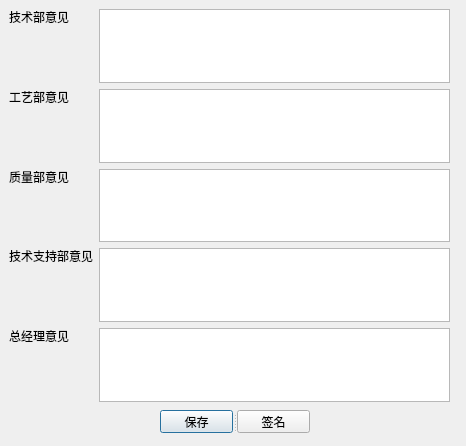
First picture: the form in idea.ui, repository xeeboy/PartsReview, before the edit.
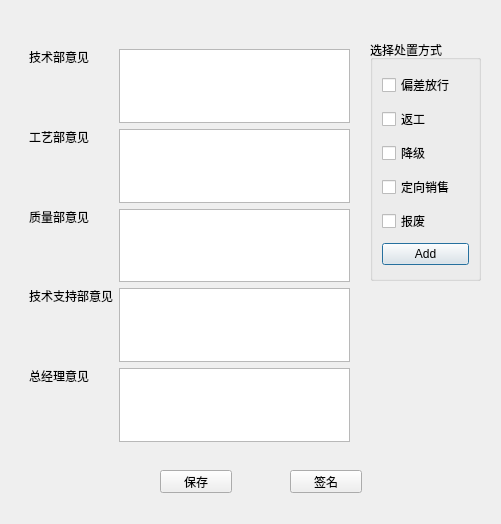
Second picture: the form after the edit. Icons and pictures are not drawn.

What changed in the file:
```diff
--- a/idea.ui
+++ b/idea.ui
@@ -6,8 +6,8 @@
    <rect>
     <x>0</x>
     <y>0</y>
-    <width>466</width>
-    <height>446</height>
+    <width>501</width>
+    <height>524</height>
    </rect>
   </property>
   <property name="windowTitle">
@@ -20,8 +20,8 @@
   <widget class="QLabel" name="label">
    <property name="geometry">
     <rect>
-     <x>9</x>
-     <y>9</y>
+     <x>29</x>
+     <y>49</y>
      <width>60</width>
      <height>16</height>
     </rect>
@@ -33,9 +33,9 @@
   <widget class="QTextEdit" name="txt_jsb">
    <property name="geometry">
     <rect>
-     <x>99</x>
-     <y>9</y>
-     <width>351</width>
+     <x>119</x>
+     <y>49</y>
+     <width>231</width>
      <height>74</height>
     </rect>
    </property>
@@ -43,8 +43,8 @@
   <widget class="QLabel" name="label_2">
    <property name="geometry">
     <rect>
-     <x>9</x>
-     <y>89</y>
+     <x>29</x>
+     <y>129</y>
      <width>60</width>
      <height>16</height>
     </rect>
@@ -56,9 +56,9 @@
   <widget class="QTextEdit" name="txt_gyb">
    <property name="geometry">
     <rect>
-     <x>99</x>
-     <y>89</y>
-     <width>351</width>
+     <x>119</x>
+     <y>129</y>
+     <width>231</width>
      <height>74</height>
     </rect>
    </property>
@@ -66,8 +66,8 @@
   <widget class="QLabel" name="label_3">
    <property name="geometry">
     <rect>
-     <x>9</x>
-     <y>169</y>
+     <x>29</x>
+     <y>209</y>
      <width>60</width>
      <height>16</height>
     </rect>
@@ -79,9 +79,9 @@
   <widget class="QTextEdit" name="txt_zlb">
    <property name="geometry">
     <rect>
-     <x>99</x>
-     <y>169</y>
-     <width>351</width>
+     <x>119</x>
+     <y>209</y>
+     <width>231</width>
      <height>73</height>
     </rect>
    </property>
@@ -89,8 +89,8 @@
   <widget class="QLabel" name="label_4">
    <property name="geometry">
     <rect>
-     <x>9</x>
-     <y>248</y>
+     <x>29</x>
+     <y>288</y>
      <width>84</width>
      <height>16</height>
     </rect>
@@ -102,9 +102,9 @@
   <widget class="QTextEdit" name="txt_jszcb">
    <property name="geometry">
     <rect>
-     <x>99</x>
-     <y>248</y>
-     <width>351</width>
+     <x>119</x>
+     <y>288</y>
+     <width>231</width>
      <height>74</height>
     </rect>
    </property>
@@ -112,8 +112,8 @@
   <widget class="QLabel" name="label_5">
    <property name="geometry">
     <rect>
-     <x>9</x>
-     <y>328</y>
+     <x>29</x>
+     <y>368</y>
      <width>60</width>
      <height>16</height>
     </rect>
@@ -125,47 +125,125 @@
   <widget class="QTextEdit" name="txt_zjb">
    <property name="geometry">
     <rect>
-     <x>99</x>
-     <y>328</y>
-     <width>351</width>
+     <x>119</x>
+     <y>368</y>
+     <width>231</width>
      <height>74</height>
     </rect>
    </property>
   </widget>
-  <widget class="QSplitter" name="splitter">
+  <widget class="QGroupBox" name="gpb_deal">
+   <property name="geometry">
+    <rect>
+     <x>370</x>
+     <y>40</y>
+     <width>111</width>
+     <height>241</height>
+    </rect>
+   </property>
+   <property name="title">
+    <string>选择处置方式</string>
+   </property>
+   <layout class="QVBoxLayout" name="verticalLayout">
+    <item>
+     <widget class="QCheckBox" name="chk_devi_release">
+      <property name="text">
+       <string>偏差放行</string>
+      </property>
+     </widget>
+    </item>
+    <item>
+     <widget class="QCheckBox" name="chk_rework">
+      <property name="text">
+       <string>返工</string>
+      </property>
+     </widget>
+    </item>
+    <item>
+     <widget class="QCheckBox" name="chk_downgrade">
+      <property name="text">
+       <string>降级</string>
+      </property>
+     </widget>
+    </item>
+    <item>
+     <widget class="QCheckBox" name="chk_direc_sales">
+      <property name="text">
+       <string>定向销售</string>
+      </property>
+     </widget>
+    </item>
+    <item>
+     <widget class="QCheckBox" name="chk_scrap">
+      <property name="text">
+       <string>报废</string>
+      </property>
+     </widget>
+    </item>
+    <item>
+     <widget class="QPushButton" name="btn_deal_method">
+      <property name="toolTip">
+       <string>&lt;html&gt;&lt;head/&gt;&lt;body&gt;&lt;p&gt;&lt;span style=&quot; font-style:italic; color:#55ff00;&quot;&gt;不在上述列表中的处置方式可手动输入&lt;/span&gt;&lt;/p&gt;&lt;/body&gt;&lt;/html&gt;</string>
+      </property>
+      <property name="text">
+       <string>Add</string>
+      </property>
+      <property name="icon">
+       <iconset>
+        <normaloff>icons/pass_to_left.png</normaloff>icons/pass_to_left.png</iconset>
+      </property>
+     </widget>
+    </item>
+   </layout>
+  </widget>
+  <widget class="QPushButton" name="btn_save_idea">
    <property name="geometry">
     <rect>
      <x>160</x>
-     <y>410</y>
-     <width>150</width>
+     <y>470</y>
+     <width>72</width>
      <height>23</height>
     </rect>
    </property>
-   <property name="orientation">
-    <enum>Qt::Horizontal</enum>
+   <property name="sizePolicy">
+    <sizepolicy hsizetype="Fixed" vsizetype="Fixed">
+     <horstretch>0</horstretch>
+     <verstretch>0</verstretch>
+    </sizepolicy>
    </property>
-   <widget class="QPushButton" name="btn_save">
-    <property name="sizePolicy">
-     <sizepolicy hsizetype="Fixed" vsizetype="Fixed">
-      <horstretch>0</horstretch>
-      <verstretch>0</verstretch>
-     </sizepolicy>
-    </property>
-    <property name="text">
-     <string>保存</string>
-    </property>
-   </widget>
-   <widget class="QPushButton" name="btn_sign">
-    <property name="sizePolicy">
-     <sizepolicy hsizetype="Fixed" vsizetype="Fixed">
-      <horstretch>0</horstretch>
-      <verstretch>0</verstretch>
-     </sizepolicy>
-    </property>
-    <property name="text">
-     <string>签名</string>
-    </property>
-   </widget>
+   <property name="text">
+    <string>保存</string>
+   </property>
+   <property name="icon">
+    <iconset>
+     <normaloff>icons/Save_32px.ico</normaloff>icons/Save_32px.ico</iconset>
+   </property>
+  </widget>
+  <widget class="QPushButton" name="btn_sign_name">
+   <property name="geometry">
+    <rect>
+     <x>290</x>
+     <y>470</y>
+     <width>72</width>
+     <height>23</height>
+    </rect>
+   </property>
+   <property name="sizePolicy">
+    <sizepolicy hsizetype="Fixed" vsizetype="Fixed">
+     <horstretch>0</horstretch>
+     <verstretch>0</verstretch>
+    </sizepolicy>
+   </property>
+   <property name="toolTip">
+    <string>&lt;html&gt;&lt;head/&gt;&lt;body&gt;&lt;p&gt;&lt;span style=&quot; font-size:8pt; font-style:italic; color:#0055ff;&quot;&gt;在意见输入框末尾添加&lt;/span&gt;&lt;/p&gt;&lt;/body&gt;&lt;/html&gt;</string>
+   </property>
+   <property name="text">
+    <string>签名</string>
+   </property>
+   <property name="icon">
+    <iconset>
+     <normaloff>icons/dealidea.ico</normaloff>icons/dealidea.ico</iconset>
+   </property>
   </widget>
  </widget>
  <resources/>
```
Left out of the diff: 30 changed lines with no effect on the pictures.
